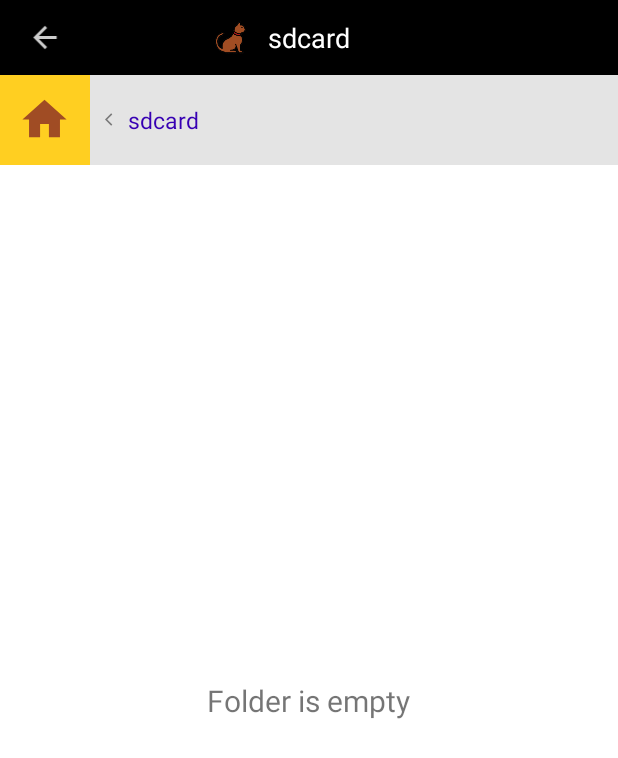
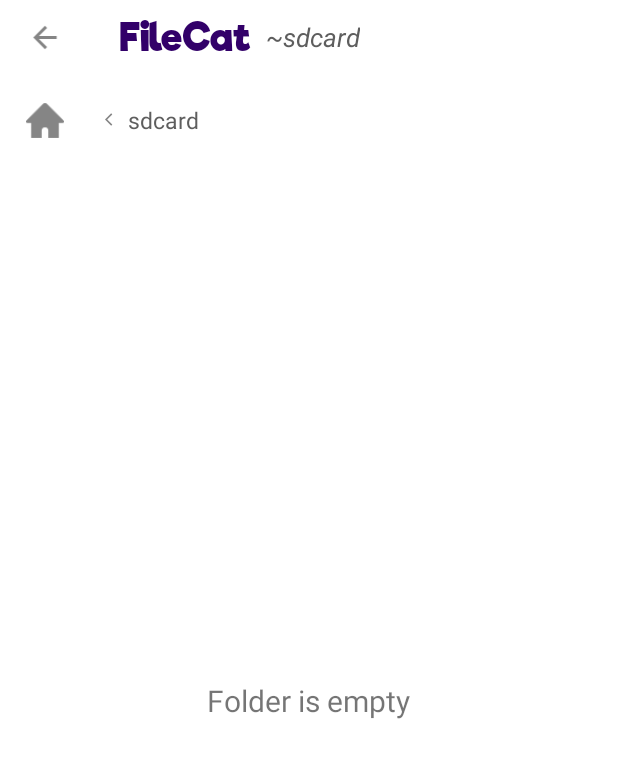
Before and after one commit to joshuajgomez/file-manager, an Android app: the screen it shows after launch (MainActivity), after a tap on "sdcard", on a phone screen of 412 x 824 dp. Shown: the top 758 px of the screen. Run offline under Robolectric (Android 15) with nearby library versions, the phone set to English and light mode, and no system bars; our stand-ins replace Room's generated code.

Commit message:
Add font for title, change style

```diff
--- a/app/src/main/java/com/joshgm3z/filemanager/MainActivity.java
+++ b/app/src/main/java/com/joshgm3z/filemanager/MainActivity.java
@@ -33,7 +33,6 @@ public class MainActivity extends AppCompatActivity implements FolderView,
     private FolderViewModel mViewModel;
     private FolderAdapter mFolderAdapter = new FolderAdapter(this);
     private FolderPathAdapter mFolderPathAdapter = new FolderPathAdapter(this);
-    private TextView mTvActionBarTitle;
     private ImageView mIvBackArrow;
     private ImageView mIvNewFolder;
     private RelativeLayout mRlNoContent;
@@ -41,6 +40,7 @@ public class MainActivity extends AppCompatActivity implements FolderView,
     private RecyclerView mRvFolderPath;
     private LinearLayout mLlAppIcon;
     private RelativeLayout mRlPathContainer;
+    private TextView mTvActionSourceName;
 
     @Override
     protected void onCreate(Bundle savedInstanceState) {
@@ -64,7 +64,6 @@ public class MainActivity extends AppCompatActivity implements FolderView,
         mRvFolderPath = findViewById(R.id.rv_folder_path);
         mRvFolderPath.setAdapter(mFolderPathAdapter);
 
-        mTvActionBarTitle = findViewById(R.id.tv_action_bar_title);
         mIvBackArrow = findViewById(R.id.iv_back_arrow);
         mIvBackArrow.setOnClickListener(this::onBackArrowPress);
 
@@ -75,6 +74,7 @@ public class MainActivity extends AppCompatActivity implements FolderView,
         mLlAppIcon = findViewById(R.id.ll_app_icon);
         mLlAppIcon.setOnClickListener(this::onHomeIconPress);
         mRlPathContainer = findViewById(R.id.rl_path_container);
+        mTvActionSourceName = findViewById(R.id.tv_action_bar_source);
 
     }
 
@@ -105,9 +105,11 @@ public class MainActivity extends AppCompatActivity implements FolderView,
     @Override
     public void setFolderName(String name) {
         if (name != null) {
-            mTvActionBarTitle.setText(name.toString());
+            mTvActionSourceName.setText("~" + name.toString());
+            mTvActionSourceName.setVisibility(View.VISIBLE);
         } else {
-            mTvActionBarTitle.setText(getString(R.string.app_name));
+            mTvActionSourceName.setText("");
+            mTvActionSourceName.setVisibility(View.INVISIBLE);
         }
     }
 
--- /dev/null
+++ b/app/src/main/res/drawable-anydpi/ic_hnew_folder_dark.xml
@@ -0,0 +1,16 @@
+<vector xmlns:android="http://schemas.android.com/apk/res/android"
+    android:width="24dp"
+    android:height="24dp"
+    android:viewportWidth="24"
+    android:viewportHeight="24"
+    android:tint="#333333"
+    android:alpha="0.6">
+  <group android:scaleX="1.2"
+      android:scaleY="1.2"
+      android:translateX="-2.4"
+      android:translateY="-2.4">
+    <path
+        android:fillColor="@android:color/white"
+        android:pathData="M20,6h-8l-2,-2L4,4c-1.11,0 -1.99,0.89 -1.99,2L2,18c0,1.11 0.89,2 2,2h16c1.11,0 2,-0.89 2,-2L22,8c0,-1.11 -0.89,-2 -2,-2zM19,14h-3v3h-2v-3h-3v-2h3L14,9h2v3h3v2z"/>
+  </group>
+</vector>
--- a/app/src/main/res/layout/layout_item_folder.xml
+++ b/app/src/main/res/layout/layout_item_folder.xml
@@ -7,8 +7,8 @@
     android:orientation="horizontal">
 
     <ImageView
-        android:layout_width="43dp"
-        android:layout_height="43dp"
+        android:layout_width="40dp"
+        android:layout_height="40dp"
         android:layout_marginStart="15dp"
         android:layout_marginEnd="15dp"
         android:src="@drawable/ic_folder_yellow" />
@@ -18,5 +18,6 @@
         android:layout_width="wrap_content"
         android:layout_height="wrap_content"
         android:text="folder12"
+        android:textColor="@color/dark_gray"
         android:textSize="18sp" />
 </LinearLayout>
--- a/app/src/main/res/layout/layout_item_path.xml
+++ b/app/src/main/res/layout/layout_item_path.xml
@@ -18,7 +18,7 @@
         android:layout_width="wrap_content"
         android:layout_height="wrap_content"
         android:text="folder1"
-        android:textColor="?attr/colorPrimaryDark"
+        android:textColor="@color/gray"
         android:textSize="15sp" />
 
 </LinearLayout>
--- a/app/src/main/res/layout/part_folder_path.xml
+++ b/app/src/main/res/layout/part_folder_path.xml
@@ -4,6 +4,7 @@
     xmlns:tools="http://schemas.android.com/tools"
     android:id="@+id/rl_path_container"
     android:layout_width="match_parent"
+    android:visibility="gone"
     android:layout_height="60dp">
 
     <LinearLayout
@@ -11,13 +12,14 @@
         android:layout_width="60dp"
         android:layout_height="match_parent"
         android:layout_alignParentStart="true"
-        android:background="@color/ic_app_icon1_background"
+        android:background="?attr/selectableItemBackground"
         android:gravity="center">
 
         <ImageView
-            android:layout_width="35dp"
-            android:layout_height="35dp"
-            android:src="@drawable/ic_home" />
+            android:padding="17dp"
+            android:layout_width="match_parent"
+            android:layout_height="match_parent"
+            android:src="@drawable/ic_home_dark" />
 
     </LinearLayout>
 
@@ -26,7 +28,6 @@
         android:layout_width="match_parent"
         android:layout_height="match_parent"
         android:layout_toEndOf="@+id/ll_app_icon"
-        android:background="@color/light_gray"
         android:orientation="horizontal"
         app:layoutManager="androidx.recyclerview.widget.LinearLayoutManager"
         tools:listitem="@layout/layout_item_path" />
--- a/app/src/main/res/layout/part_main_action_bar.xml
+++ b/app/src/main/res/layout/part_main_action_bar.xml
@@ -4,7 +4,7 @@
     xmlns:tools="http://schemas.android.com/tools"
     android:layout_width="match_parent"
     android:layout_height="50dp"
-    android:background="?attr/colorPrimaryDark"
+    android:background="@color/white"
     android:theme="@style/Theme.AppCompat.DayNight.DarkActionBar">
 
     <ImageView
@@ -13,24 +13,32 @@
         android:layout_height="60dp"
         android:background="?attr/selectableItemBackground"
         android:padding="13dp"
-        android:visibility="gone"
-        android:src="@drawable/ic_arrow_left_light" />
-
-    <ImageView
-        android:layout_toLeftOf="@+id/tv_action_bar_title"
-        android:layout_width="50dp"
-        android:layout_height="50dp"
-        android:src="@mipmap/ic_app_icon1_foreground" />
+        android:src="@drawable/ic_arrow_left_dark"
+        android:visibility="gone" />
 
     <TextView
         android:id="@+id/tv_action_bar_title"
         android:layout_width="wrap_content"
         android:layout_height="wrap_content"
-        android:layout_centerHorizontal="true"
         android:layout_centerVertical="true"
+        android:layout_marginLeft="20dp"
+        android:layout_toRightOf="@id/iv_back_arrow"
+        android:fontFamily="@font/riffic_free_bold"
         android:text="@string/app_name"
-        android:textColor="?attr/colorOnPrimary"
-        android:textSize="18sp" />
+        android:textColor="@color/purple_dark"
+        android:textSize="25sp" />
+
+    <TextView
+        android:id="@+id/tv_action_bar_source"
+        android:layout_width="wrap_content"
+        android:layout_height="wrap_content"
+        android:layout_centerVertical="true"
+        android:layout_marginLeft="10dp"
+        android:layout_toRightOf="@id/tv_action_bar_title"
+        android:text="sdcard"
+        android:textStyle="italic"
+        android:textColor="@color/gray"
+        android:textSize="17sp" />
 
     <ImageView
         android:id="@+id/iv_new_folder"
@@ -38,6 +46,6 @@
         android:layout_height="50dp"
         android:layout_alignParentEnd="true"
         android:background="?attr/selectableItemBackgroundBorderless"
-        android:padding="13dp"
-        android:src="@drawable/ic_new_folder_light" />
+        android:padding="15dp"
+        android:src="@drawable/ic_hnew_folder_dark" />
 </RelativeLayout>
--- a/app/src/main/res/values/colors.xml
+++ b/app/src/main/res/values/colors.xml
@@ -3,9 +3,12 @@
     <color name="purple_200">#FFBB86FC</color>
     <color name="purple_500">#FF6200EE</color>
     <color name="purple_700">#FF3700B3</color>
+    <color name="purple_dark">#320069</color>
     <color name="teal_200">#FF03DAC5</color>
     <color name="teal_700">#FF018786</color>
     <color name="black">#FF000000</color>
     <color name="white">#FFFFFFFF</color>
     <color name="light_gray">#E4E4E4</color>
+    <color name="gray">#5E5E5E</color>
+    <color name="dark_gray">#474747</color>
 </resources>
```
Also changed, not shown: app/src/main/res/drawable-hdpi/ic_hnew_folder_dark.png (added), app/src/main/res/drawable-hdpi/ic_home_dark.png (added), app/src/main/res/drawable-mdpi/ic_hnew_folder_dark.png (added), app/src/main/res/drawable-mdpi/ic_home_dark.png (added), app/src/main/res/drawable-xhdpi/ic_hnew_folder_dark.png (added), app/src/main/res/drawable-xhdpi/ic_home_dark.png (added), app/src/main/res/drawable-xxhdpi/ic_hnew_folder_dark.png (added), app/src/main/res/drawable-xxhdpi/ic_home_dark.png (added), app/src/main/res/drawable-xxxhdpi/ic_home_dark.png (added), app/src/main/res/font/kg_chasing_cars.ttf (added), app/src/main/res/font/riffic_free_bold.ttf (added).
